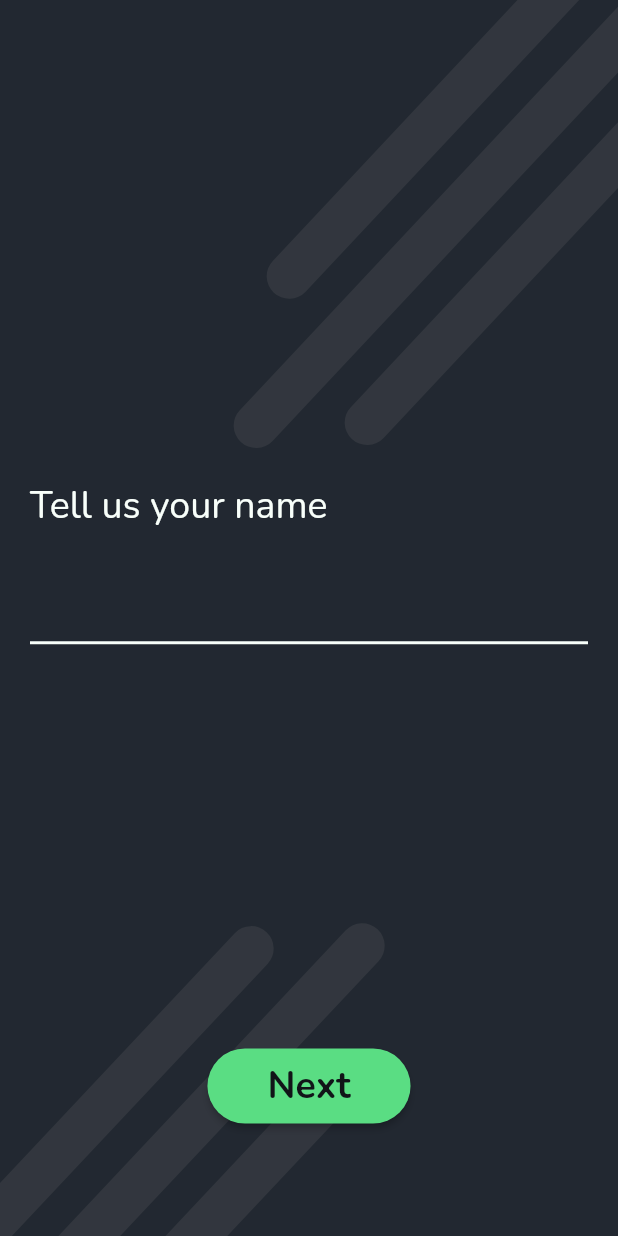
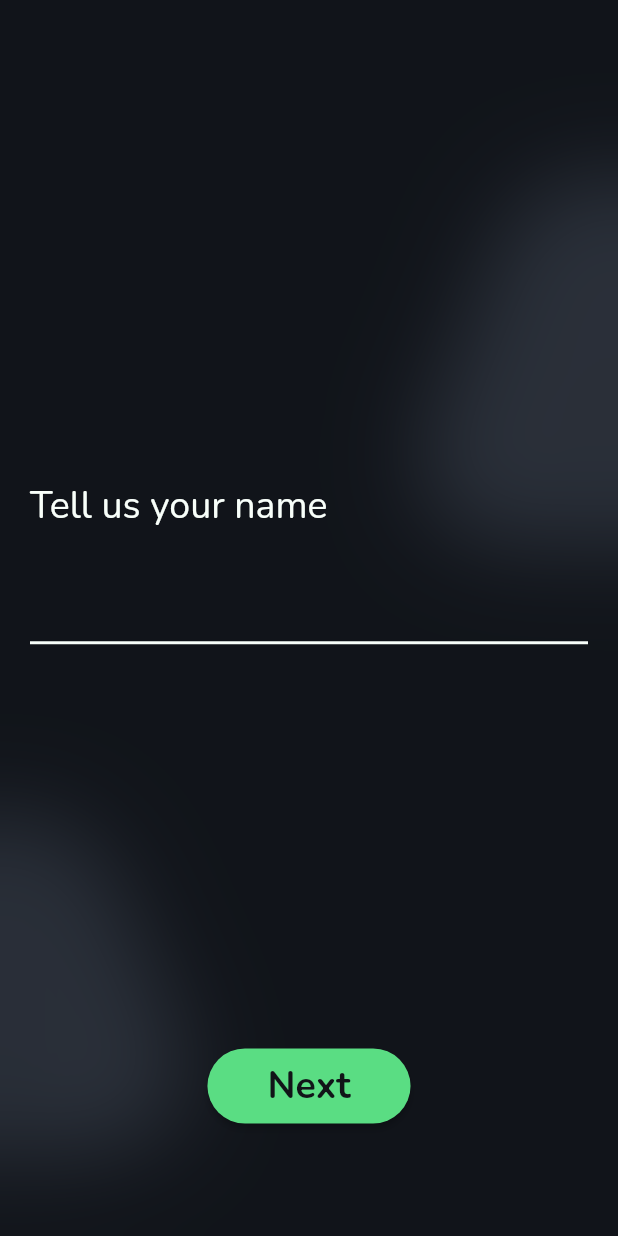
Before and after one commit to HeveshL/eRx, a Flutter app: the SignupScreen screen opened directly, on a phone screen of 412 x 824 dp. Run offline on Flutter 3.47's test engine with Material 2 defaults, Android fonts, the light colour scheme and no system bars; our stand-ins replace cloud_firestore, firebase_auth, firebase_core, flutter_svg, fluttertoast, google_fonts and 2 more; accounts and stored records are empty; network calls fail.

Commit message:
🌫️Added background bubbles

```diff
--- a/lib/screens/doctor_qualifications_screen.dart
+++ b/lib/screens/doctor_qualifications_screen.dart
@@ -1,6 +1,6 @@
 import 'package:cloud_firestore/cloud_firestore.dart';
 import 'package:erx/utils/color_palette.dart';
-import 'package:erx/widgets/background_stripes.dart';
+import 'package:erx/widgets/background_bubbles.dart';
 import 'package:firebase_auth/firebase_auth.dart';
 import 'package:flutter/material.dart';
 import 'package:google_fonts/google_fonts.dart';
@@ -16,10 +16,10 @@ class DoctorQualificationScreen extends StatelessWidget {
   Widget build(BuildContext context) {
     return Scaffold(
       resizeToAvoidBottomInset: false,
-      backgroundColor: ColorPalette.charlestonGreen,
+      backgroundColor: ColorPalette.chineseBlack,
       body: Stack(
         children: [
-          const BackgroundStripes(),
+          const BackgroundBubbles(),
           Column(
             crossAxisAlignment: CrossAxisAlignment.start,
             children: [
--- a/lib/screens/login_screen.dart
+++ b/lib/screens/login_screen.dart
@@ -1,5 +1,6 @@
 import 'package:erx/screens/otp_screen.dart';
 import 'package:erx/utils/color_palette.dart';
+import 'package:erx/widgets/background_bubbles.dart';
 import 'package:flutter/material.dart';
 import 'package:google_fonts/google_fonts.dart';
 
@@ -14,7 +15,7 @@ class LoginScreen extends StatelessWidget {
       backgroundColor: ColorPalette.chineseBlack,
       body: Stack(
         children: [
-          // const BackgroundStripes(),
+          const BackgroundBubbles(),
           Column(
             crossAxisAlignment: CrossAxisAlignment.start,
             children: [
--- a/lib/screens/otp_screen.dart
+++ b/lib/screens/otp_screen.dart
@@ -1,5 +1,6 @@
 import 'package:erx/utils/color_palette.dart';
 import 'package:erx/utils/toast.dart';
+import 'package:erx/widgets/background_bubbles.dart';
 import 'package:erx/widgets/otp_text_field.dart';
 import 'package:firebase_auth/firebase_auth.dart';
 import 'package:flutter/material.dart';
@@ -61,7 +62,7 @@ class _OtpScreenState extends State<OtpScreen> {
       backgroundColor: ColorPalette.chineseBlack,
       body: Stack(
         children: [
-          // const BackgroundStripes(),
+          const BackgroundBubbles(),
           Column(
             crossAxisAlignment: CrossAxisAlignment.start,
             children: [
--- a/lib/screens/pharmacy_details_screen.dart
+++ b/lib/screens/pharmacy_details_screen.dart
@@ -1,6 +1,6 @@
 import 'package:cloud_firestore/cloud_firestore.dart';
 import 'package:erx/utils/color_palette.dart';
-import 'package:erx/widgets/background_stripes.dart';
+import 'package:erx/widgets/background_bubbles.dart';
 import 'package:firebase_auth/firebase_auth.dart';
 import 'package:flutter/material.dart';
 import 'package:google_fonts/google_fonts.dart';
@@ -16,10 +16,10 @@ class PharmacyDetailsScreen extends StatelessWidget {
   Widget build(BuildContext context) {
     return Scaffold(
       resizeToAvoidBottomInset: false,
-      backgroundColor: ColorPalette.charlestonGreen,
+      backgroundColor: ColorPalette.chineseBlack,
       body: Stack(
         children: [
-          const BackgroundStripes(),
+          const BackgroundBubbles(),
           Column(
             crossAxisAlignment: CrossAxisAlignment.start,
             children: [
--- a/lib/screens/signup_screen.dart
+++ b/lib/screens/signup_screen.dart
@@ -2,7 +2,7 @@ import 'package:cloud_firestore/cloud_firestore.dart';
 import 'package:erx/screens/doctor_qualifications_screen.dart';
 import 'package:erx/screens/pharmacy_details_screen.dart';
 import 'package:erx/utils/color_palette.dart';
-import 'package:erx/widgets/background_stripes.dart';
+import 'package:erx/widgets/background_bubbles.dart';
 import 'package:firebase_auth/firebase_auth.dart';
 import 'package:flutter/material.dart';
 import 'package:google_fonts/google_fonts.dart';
@@ -18,10 +18,10 @@ class SignupScreen extends StatelessWidget {
   Widget build(BuildContext context) {
     return Scaffold(
       resizeToAvoidBottomInset: false,
-      backgroundColor: ColorPalette.charlestonGreen,
+      backgroundColor: ColorPalette.chineseBlack,
       body: Stack(
         children: [
-          const BackgroundStripes(),
+          const BackgroundBubbles(),
           Column(
             crossAxisAlignment: CrossAxisAlignment.start,
             children: [
--- a/lib/screens/user_type_screen.dart
+++ b/lib/screens/user_type_screen.dart
@@ -1,5 +1,6 @@
 import 'package:erx/utils/color_palette.dart';
 import 'package:erx/utils/svg_strings.dart';
+import 'package:erx/widgets/background_bubbles.dart';
 import 'package:erx/widgets/user_type_tile.dart';
 import 'package:flutter/material.dart';
 import 'package:google_fonts/google_fonts.dart';
@@ -30,7 +31,7 @@ class _UserTypeScreenState extends State<UserTypeScreen> {
       backgroundColor: ColorPalette.chineseBlack,
       body: Stack(
         children: [
-          // const BackgroundStripes(),
+          const BackgroundBubbles(),
           Center(
             child: Column(
               crossAxisAlignment: CrossAxisAlignment.start,
```
